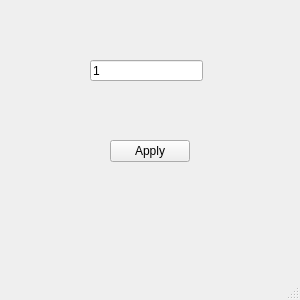
Qt form AutoClicker/mainwindow.ui (BOB450/GUI_AutoClicker) before a commit.
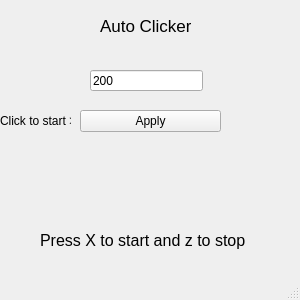
The same form after that commit.

Patch:
```diff
--- a/AutoClicker/mainwindow.ui
+++ b/AutoClicker/mainwindow.ui
@@ -10,6 +10,18 @@
     <height>300</height>
    </rect>
   </property>
+  <property name="minimumSize">
+   <size>
+    <width>300</width>
+    <height>300</height>
+   </size>
+  </property>
+  <property name="maximumSize">
+   <size>
+    <width>300</width>
+    <height>300</height>
+   </size>
+  </property>
   <property name="font">
    <font>
     <stylestrategy>PreferAntialias</stylestrategy>
@@ -22,9 +34,9 @@
    <widget class="QPushButton" name="pushButton">
     <property name="geometry">
      <rect>
-      <x>110</x>
-      <y>140</y>
-      <width>80</width>
+      <x>80</x>
+      <y>110</y>
+      <width>141</width>
       <height>22</height>
      </rect>
     </property>
@@ -36,7 +48,7 @@
     <property name="geometry">
      <rect>
       <x>90</x>
-      <y>60</y>
+      <y>70</y>
       <width>113</width>
       <height>21</height>
      </rect>
@@ -45,7 +57,58 @@
      <string/>
     </property>
     <property name="text">
-     <string>1</string>
+     <string>200</string>
+    </property>
+   </widget>
+   <widget class="QLabel" name="label">
+    <property name="geometry">
+     <rect>
+      <x>100</x>
+      <y>10</y>
+      <width>91</width>
+      <height>31</height>
+     </rect>
+    </property>
+    <property name="font">
+     <font>
+      <pointsize>13</pointsize>
+      <stylestrategy>PreferAntialias</stylestrategy>
+     </font>
+    </property>
+    <property name="text">
+     <string>Auto Clicker</string>
+    </property>
+   </widget>
+   <widget class="QLabel" name="label_2">
+    <property name="geometry">
+     <rect>
+      <x>40</x>
+      <y>220</y>
+      <width>221</width>
+      <height>41</height>
+     </rect>
+    </property>
+    <property name="font">
+     <font>
+      <pointsize>12</pointsize>
+      <stylestrategy>PreferAntialias</stylestrategy>
+     </font>
+    </property>
+    <property name="text">
+     <string>Press X to start and z to stop</string>
+    </property>
+   </widget>
+   <widget class="QLabel" name="label_3">
+    <property name="geometry">
+     <rect>
+      <x>0</x>
+      <y>110</y>
+      <width>71</width>
+      <height>21</height>
+     </rect>
+    </property>
+    <property name="text">
+     <string>Click to start &gt;</string>
     </property>
    </widget>
   </widget>
```
